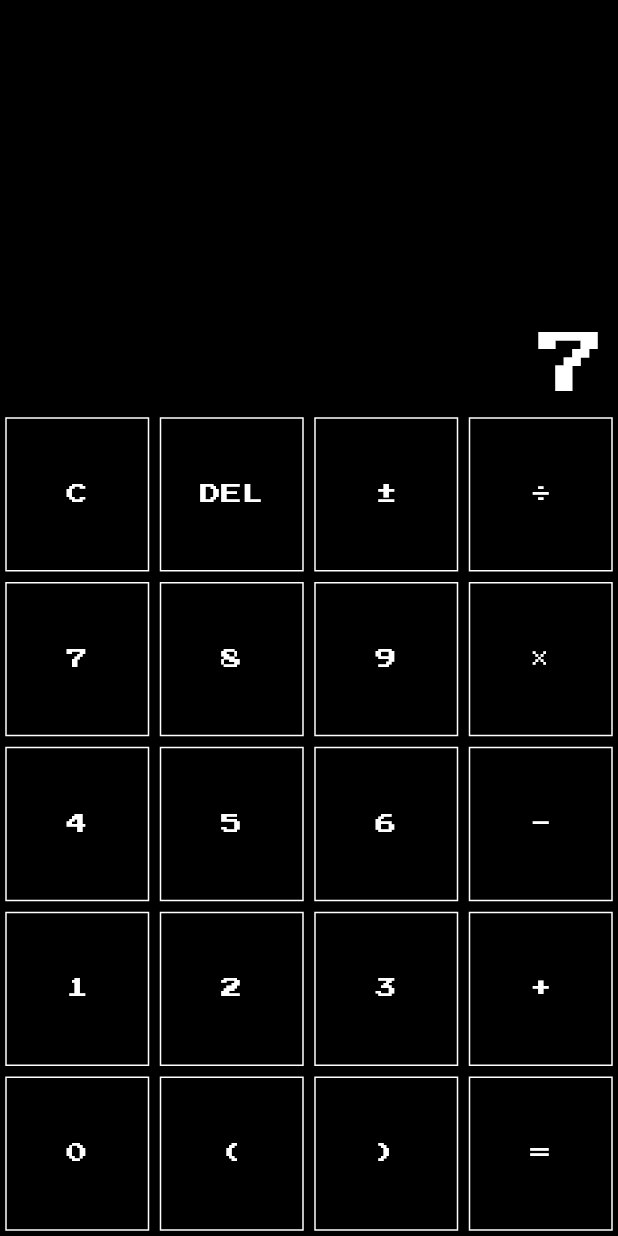
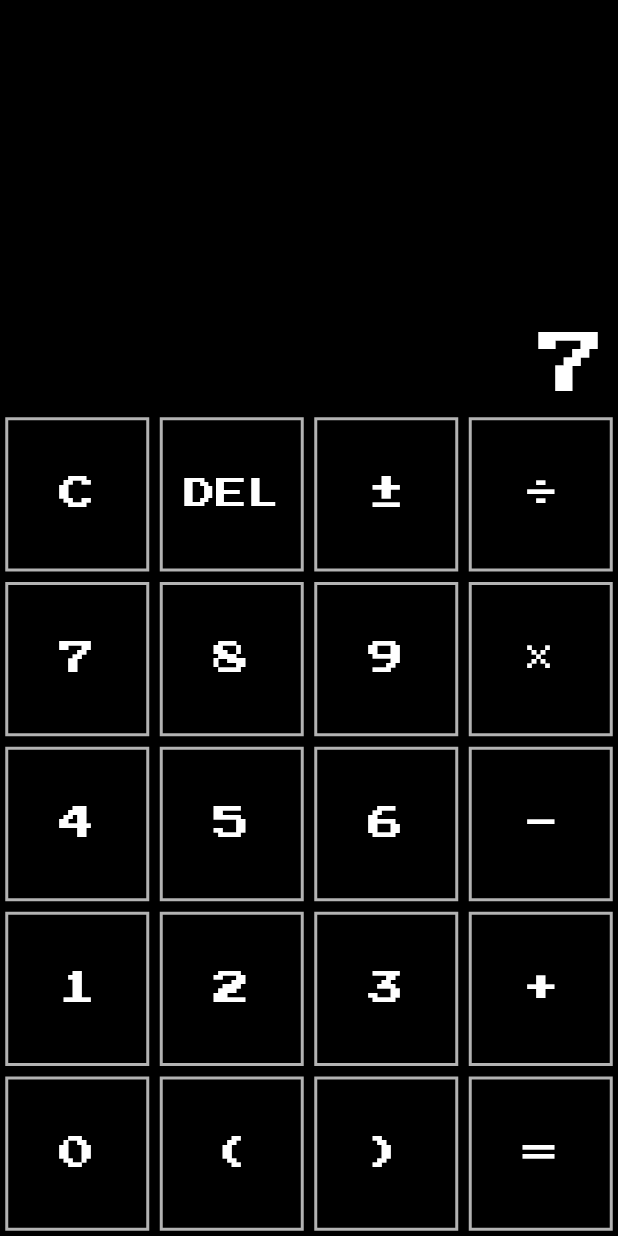
Before and after one commit to roscherk/software_engineering_sprint_0, a Flutter app: the screen it shows after launch, after a tap on an icon or button, on a phone screen of 412 x 824 dp. Run offline on Flutter 3.47's test engine with Material 2 defaults, Android fonts, the phone set to English and light mode, and no system bars; our stand-ins replace google_fonts.

Commit message:
style: change button font size, border width and color

```diff
--- a/lib/calc_button.dart
+++ b/lib/calc_button.dart
@@ -12,29 +12,32 @@ class CalcButton extends StatelessWidget {
         required this.buttonText,
         required this.size,
         required this.onPressed,
-        this.borderColor = Colors.white,
+        this.borderColor = Colors.white70,
         this.textColor = Colors.white});
 
   @override
   Widget build(BuildContext context) {
+    var textStyle = Theme.of(context).textTheme.headlineSmall!.copyWith(color: textColor);
+    if (size.width <= 100) {  // костыльно, но иначе DEL некрасиво переносится
+      textStyle = Theme.of(context).textTheme.titleMedium!.copyWith(color: textColor);
+    }
     return SizedBox(
       width: size.width,
       height: size.height,
       child: Padding(
           padding: const EdgeInsets.all(4.0),
-          child: AspectRatio(
-            aspectRatio: 1,
-            child: OutlinedButton(
-                style: OutlinedButton.styleFrom(
-                    // shape: const RoundedRectangleBorder(borderRadius: BorderRadius.all(Radius.circular(10.0))),
-                    shape: const ContinuousRectangleBorder(),
-                    side: BorderSide(color: borderColor)),
-                onPressed: onPressed,
+          child: OutlinedButton(
+              style: OutlinedButton.styleFrom(
+                  shape: const BeveledRectangleBorder(),
+                  side: BorderSide(color: borderColor)),
+              onPressed: onPressed,
+              child: FittedBox(
+                fit: BoxFit.contain,
                 child: Text(
                   buttonText,
-                  style: TextStyle(color: textColor),
-                )
-            ),
+                  style: textStyle,
+                ),
+              )
           )
       ),
     );
--- a/lib/main.dart
+++ b/lib/main.dart
@@ -18,12 +18,12 @@ class Calculator extends StatelessWidget {
               brightness: Brightness.dark,
               primary: Colors.white,
               onPrimary: Colors.black,
-              secondary: Colors.black26,
-              onSecondary: Colors.white70,
-              error: Colors.black12,
+              secondary: Colors.white70,
+              onSecondary: Colors.black26,
+              error: Colors.white38,
               onError: Colors.deepOrangeAccent,
-              background: Colors.white38,
-              onBackground: Colors.white,
+              background: Colors.white,
+              onBackground: Colors.white38,
               surface: Colors.white60,
               onSurface: Colors.white),
           textTheme: GoogleFonts.pressStart2pTextTheme()),
@@ -42,10 +42,12 @@ class CalculatorHomePage extends StatefulWidget {
 class _CalculatorHomePageState extends State<CalculatorHomePage> {
   String currentExpression = '';
 
-  void _handleButtonTap(String buttonText) {
+  void _handleButtonTap(String buttonText,) {
     const List<String> operations = ['C', 'DEL', '±', '÷', '×', '-', '+', '='];
     if (operations.contains(buttonText)) {
-      if (buttonText == 'C') {
+      if (currentExpression.isEmpty) {
+        return;
+      } else if (buttonText == 'C') {
         setState(() {
           currentExpression = '';
         });
@@ -88,7 +90,7 @@ class _CalculatorHomePageState extends State<CalculatorHomePage> {
         builder: (BuildContext context, BoxConstraints constrains) {
           var availableHeight = constrains.maxHeight - MediaQuery.of(context).viewPadding.top - MediaQuery.of(context).viewPadding.bottom;
           var textBoxSize = availableHeight / 3;
-          var keyboardSize = 2 * availableHeight / 3;
+          var keyboardSize = availableHeight * 2 / 3;
           var buttonSize = Size(constrains.maxWidth / buttons.first.length, keyboardSize / buttons.length);
           return Padding(
             padding: EdgeInsets.only(top: MediaQuery.of(context).viewPadding.top),
```
